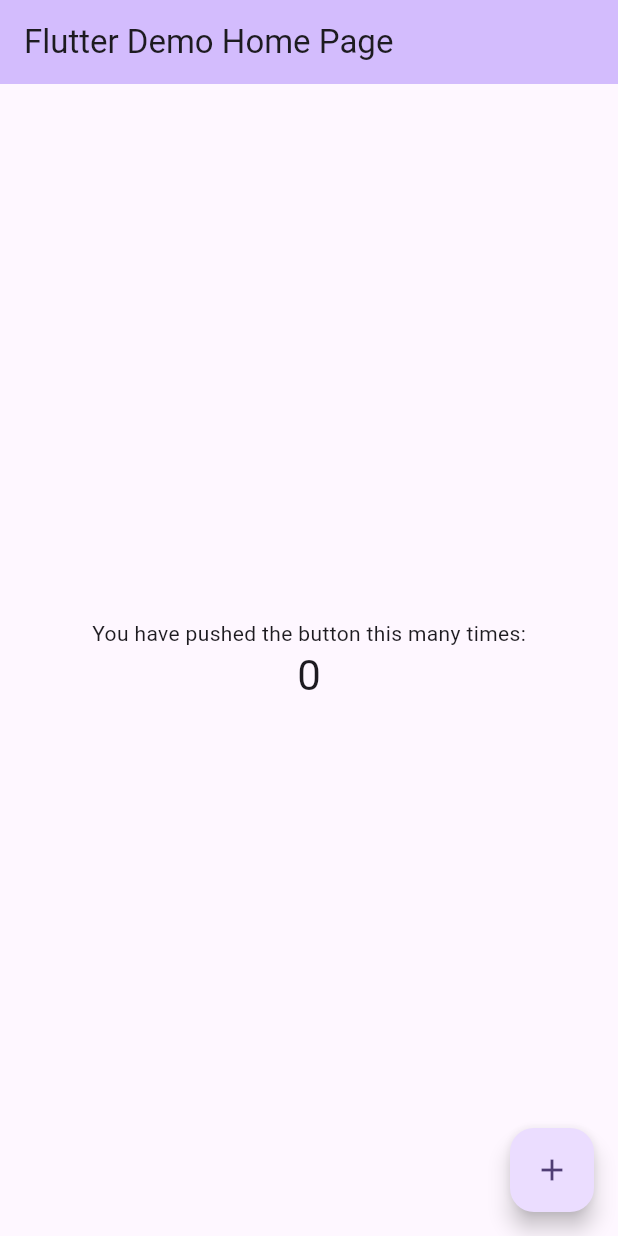
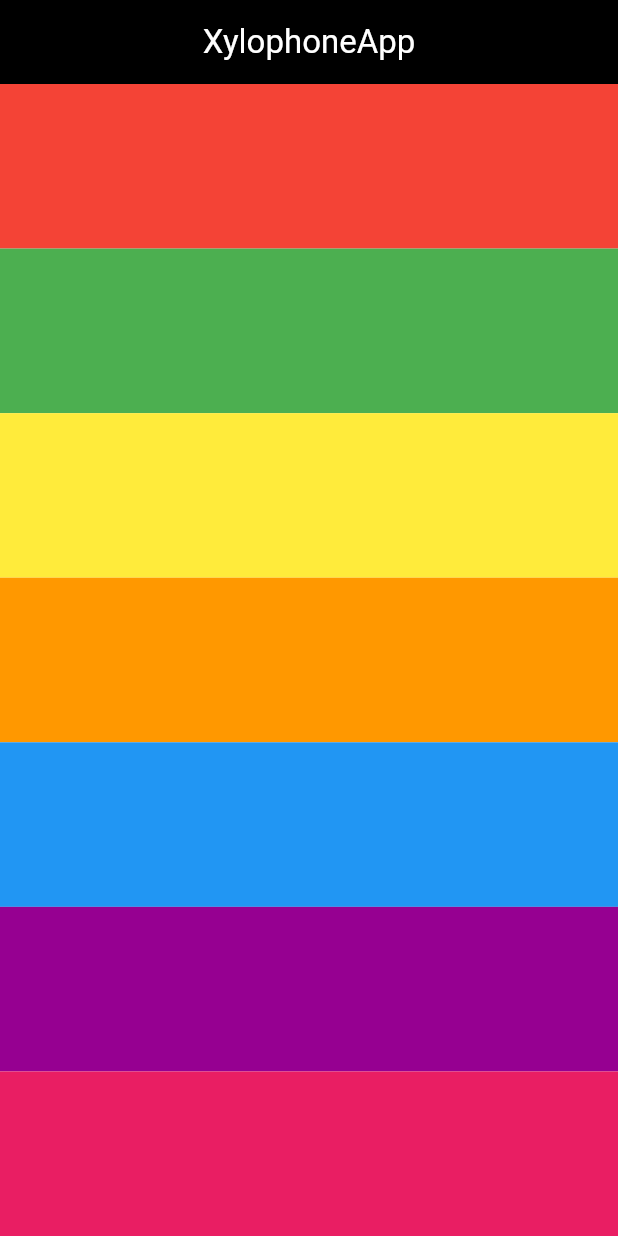
Before and after one commit to WCNosliwsys/xilophoneapp, a Flutter app: the screen it shows after launch, on a phone screen of 412 x 824 dp. Run offline on Flutter 3.47's test engine with Material 3 defaults, Android fonts, the phone set to English and light mode, and no system bars; our stand-ins replace audioplayers.

Commit message:
Xylophone concluido

```diff
--- a/lib/main.dart
+++ b/lib/main.dart
@@ -1,125 +1,8 @@
 import 'package:flutter/material.dart';
+import 'package:xilophoneapp/screens/xilophone_screen.dart';
 
 void main() {
-  runApp(const MyApp());
+  runApp(const MaterialApp(
+    home: XilophoneHome(),
+  ));
 }
-
-class MyApp extends StatelessWidget {
-  const MyApp({super.key});
-
-  // This widget is the root of your application.
-  @override
-  Widget build(BuildContext context) {
-    return MaterialApp(
-      title: 'Flutter Demo',
-      theme: ThemeData(
-        // This is the theme of your application.
-        //
-        // TRY THIS: Try running your application with "flutter run". You'll see
-        // the application has a purple toolbar. Then, without quitting the app,
-        // try changing the seedColor in the colorScheme below to Colors.green
-        // and then invoke "hot reload" (save your changes or press the "hot
-        // reload" button in a Flutter-supported IDE, or press "r" if you used
-        // the command line to start the app).
-        //
-        // Notice that the counter didn't reset back to zero; the application
-        // state is not lost during the reload. To reset the state, use hot
-        // restart instead.
-        //
-        // This works for code too, not just values: Most code changes can be
-        // tested with just a hot reload.
-        colorScheme: ColorScheme.fromSeed(seedColor: Colors.deepPurple),
-        useMaterial3: true,
-      ),
-      home: const MyHomePage(title: 'Flutter Demo Home Page'),
-    );
-  }
-}
-
-class MyHomePage extends StatefulWidget {
-  const MyHomePage({super.key, required this.title});
-
-  // This widget is the home page of your application. It is stateful, meaning
-  // that it has a State object (defined below) that contains fields that affect
-  // how it looks.
-
-  // This class is the configuration for the state. It holds the values (in this
-  // case the title) provided by the parent (in this case the App widget) and
-  // used by the build method of the State. Fields in a Widget subclass are
-  // always marked "final".
-
-  final String title;
-
-  @override
-  State<MyHomePage> createState() => _MyHomePageState();
-}
-
-class _MyHomePageState extends State<MyHomePage> {
-  int _counter = 0;
-
-  void _incrementCounter() {
-    setState(() {
-      // This call to setState tells the Flutter framework that something has
-      // changed in this State, which causes it to rerun the build method below
-      // so that the display can reflect the updated values. If we changed
-      // _counter without calling setState(), then the build method would not be
-      // called again, and so nothing would appear to happen.
-      _counter++;
-    });
-  }
-
-  @override
-  Widget build(BuildContext context) {
-    // This method is rerun every time setState is called, for instance as done
-    // by the _incrementCounter method above.
-    //
-    // The Flutter framework has been optimized to make rerunning build methods
-    // fast, so that you can just rebuild anything that needs updating rather
-    // than having to individually change instances of widgets.
-    return Scaffold(
-      appBar: AppBar(
-        // TRY THIS: Try changing the color here to a specific color (to
-        // Colors.amber, perhaps?) and trigger a hot reload to see the AppBar
-        // change color while the other colors stay the same.
-        backgroundColor: Theme.of(context).colorScheme.inversePrimary,
-        // Here we take the value from the MyHomePage object that was created by
-        // the App.build method, and use it to set our appbar title.
-        title: Text(widget.title),
-      ),
-      body: Center(
-        // Center is a layout widget. It takes a single child and positions it
-        // in the middle of the parent.
-        child: Column(
-          // Column is also a layout widget. It takes a list of children and
-          // arranges them vertically. By default, it sizes itself to fit its
-          // children horizontally, and tries to be as tall as its parent.
-          //
-          // Column has various properties to control how it sizes itself and
-          // how it positions its children. Here we use mainAxisAlignment to
-          // center the children vertically; the main axis here is the vertical
-          // axis because Columns are vertical (the cross axis would be
-          // horizontal).
-          //
-          // TRY THIS: Invoke "debug painting" (choose the "Toggle Debug Paint"
-          // action in the IDE, or press "p" in the console), to see the
-          // wireframe for each widget.
-          mainAxisAlignment: MainAxisAlignment.center,
-          children: <Widget>[
-            const Text(
-              'You have pushed the button this many times:',
-            ),
-            Text(
-              '$_counter',
-              style: Theme.of(context).textTheme.headlineMedium,
-            ),
-          ],
-        ),
-      ),
-      floatingActionButton: FloatingActionButton(
-        onPressed: _incrementCounter,
-        tooltip: 'Increment',
-        child: const Icon(Icons.add),
-      ), // This trailing comma makes auto-formatting nicer for build methods.
-    );
-  }
-}
--- /dev/null
+++ b/lib/screens/xilophone_screen.dart
@@ -0,0 +1,53 @@
+import 'package:audioplayers/audioplayers.dart';
+import 'package:flutter/material.dart';
+
+class XilophoneHome extends StatelessWidget {
+  const XilophoneHome({super.key});
+
+  @override
+  Widget build(BuildContext context) {
+    return Scaffold(
+        appBar: AppBar(
+          title: Text(
+            "XylophoneApp",
+            style: TextStyle(color: Colors.white),
+          ),
+          centerTitle: true,
+          backgroundColor: Colors.black,
+        ),
+        body: Column(
+          children: [
+            buildTecla(Colors.red, 1),
+            buildTecla(Colors.green, 2),
+            buildTecla(Colors.yellow, 3),
+            buildTecla(Colors.orange, 4),
+            buildTecla(Colors.blue, 5),
+            buildTecla(const Color.fromARGB(255, 150, 0, 145), 6),
+            buildTecla(Colors.pink, 7),
+          ],
+        )
+        /* Center(
+        child: ElevatedButton(
+            onPressed: () {
+              print("boton presionado");
+              AudioPlayer sonido = AudioPlayer();
+              sonido.play(AssetSource("sounds/note1.wav"));
+            },
+            child: Text("click")),
+      ), */
+        );
+  }
+
+  Widget buildTecla(Color color, int nota) {
+    return Expanded(
+        child: GestureDetector(
+      onTap: () {
+        AudioPlayer sonido = AudioPlayer();
+        sonido.play(AssetSource("sounds/note$nota.wav"));
+      },
+      child: Container(
+        color: color,
+      ),
+    ));
+  }
+}
--- a/pubspec.yaml
+++ b/pubspec.yaml
@@ -35,6 +35,8 @@ dependencies:
   # The following adds the Cupertino Icons font to your application.
   # Use with the CupertinoIcons class for iOS style icons.
   cupertino_icons: ^1.0.2
+  audioplayers: ^5.2.1
+
 
 dev_dependencies:
   flutter_test:
@@ -59,8 +61,8 @@ flutter:
   uses-material-design: true
 
   # To add assets to your application, add an assets section, like this:
-  # assets:
-  #   - images/a_dot_burr.jpeg
+  assets:
+    - assets/sounds/
   #   - images/a_dot_ham.jpeg
 
   # An image asset can refer to one or more resolution-specific "variants", see
```
Also changed, not shown: pubspec.lock, 7 other files.
